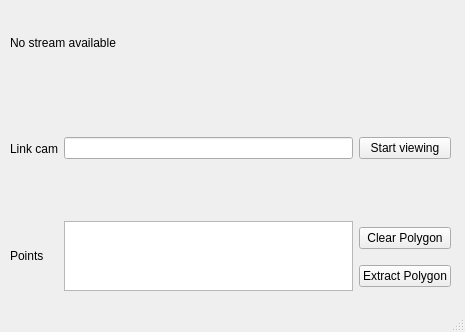
Above: resources/uis/main_window.ui from ductaingn/Polygon-drawer before the change. Below: the same form after it.
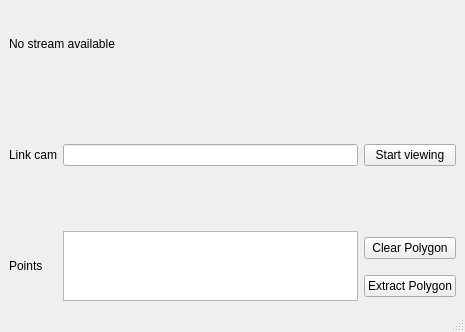
That is the form after the change.

```diff
--- a/resources/uis/main_window.ui
+++ b/resources/uis/main_window.ui
@@ -14,15 +14,8 @@
    <string>MainWindow</string>
   </property>
   <widget class="QWidget" name="centralwidget">
-   <widget class="QWidget" name="">
-    <property name="geometry">
-     <rect>
-      <x>10</x>
-      <y>10</y>
-      <width>441</width>
-      <height>281</height>
-     </rect>
-    </property>
+   <layout class="QGridLayout" name="gridLayout_2">
+    <item row="0" column="0">
     <layout class="QGridLayout" name="gridLayout">
      <item row="1" column="1" rowspan="2">
       <widget class="QLineEdit" name="le_link_cam"/>
@@ -73,7 +66,8 @@
       </widget>
      </item>
     </layout>
-   </widget>
+    </item>
+   </layout>
   </widget>
   <widget class="QMenuBar" name="menubar">
    <property name="geometry">
```
Lines whose indentation alone changed are shown as unchanged.
